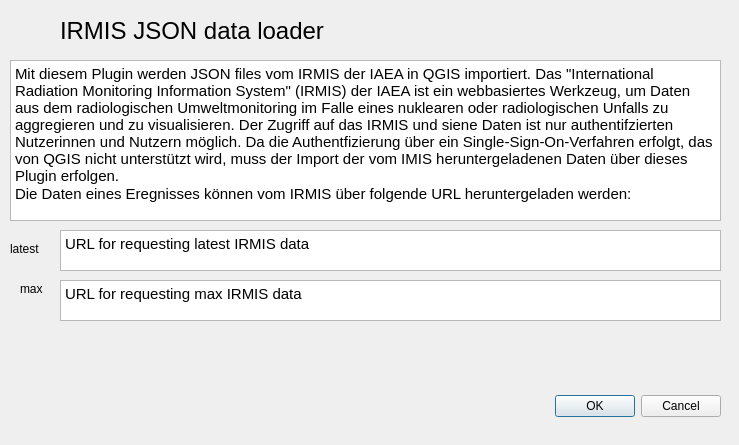
This is irmis_json_loader_dialog_base.ui in OpenBfS/irmis_json_loader as Qt 5 draws it before an edit. The edited form follows.
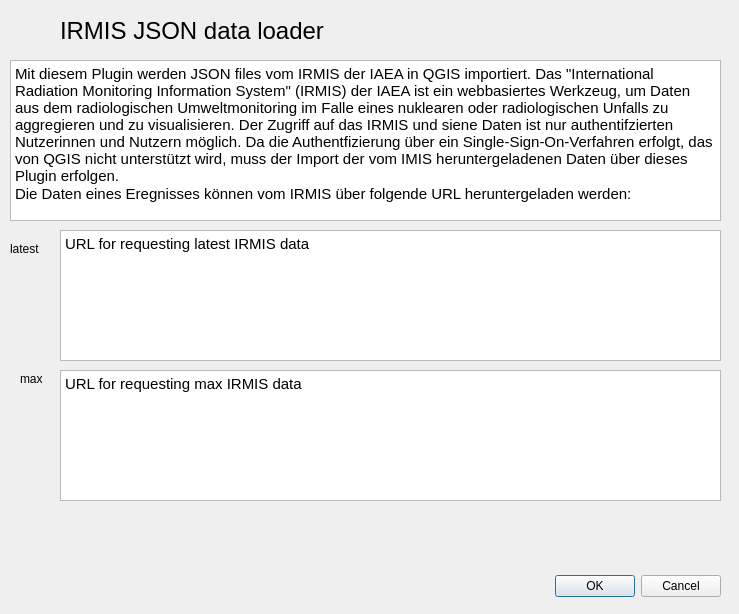
This is the edited form. Custom widgets are drawn as their Qt base class.

Commit message: added latest and max URLs to UI

What changed in the file:
```diff
--- a/irmis_json_loader_dialog_base.ui
+++ b/irmis_json_loader_dialog_base.ui
@@ -7,7 +7,7 @@
     <x>0</x>
     <y>0</y>
     <width>739</width>
-    <height>445</height>
+    <height>614</height>
    </rect>
   </property>
   <property name="windowTitle">
@@ -17,7 +17,7 @@
    <property name="geometry">
     <rect>
      <x>380</x>
-     <y>390</y>
+     <y>570</y>
      <width>341</width>
      <height>32</height>
     </rect>
@@ -75,7 +75,7 @@
    <property name="geometry">
     <rect>
      <x>10</x>
-     <y>340</y>
+     <y>520</y>
      <width>711</width>
      <height>27</height>
     </rect>
@@ -101,7 +101,7 @@
    <property name="geometry">
     <rect>
      <x>20</x>
-     <y>280</y>
+     <y>370</y>
      <width>31</width>
      <height>17</height>
     </rect>
@@ -116,7 +116,7 @@
      <x>60</x>
      <y>230</y>
      <width>661</width>
-     <height>41</height>
+     <height>131</height>
     </rect>
    </property>
    <property name="html">
@@ -137,9 +137,9 @@
    <property name="geometry">
     <rect>
      <x>60</x>
-     <y>280</y>
+     <y>370</y>
      <width>661</width>
-     <height>41</height>
+     <height>131</height>
     </rect>
    </property>
    <property name="html">
```
The commit also changes 1 other file.
